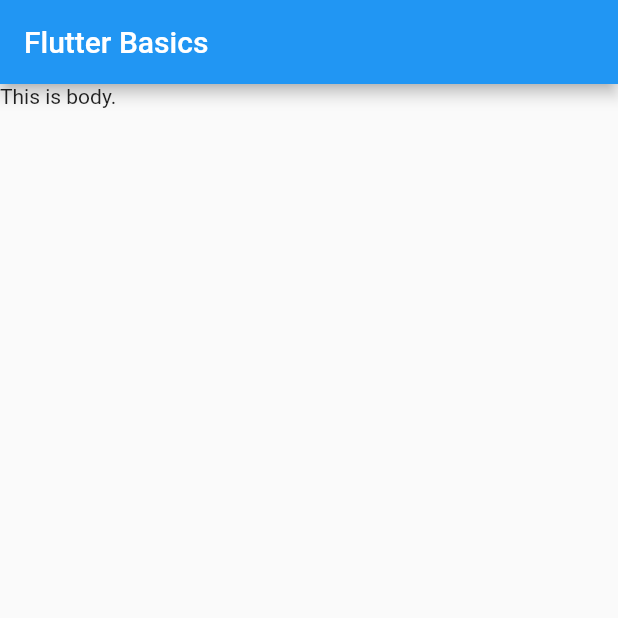
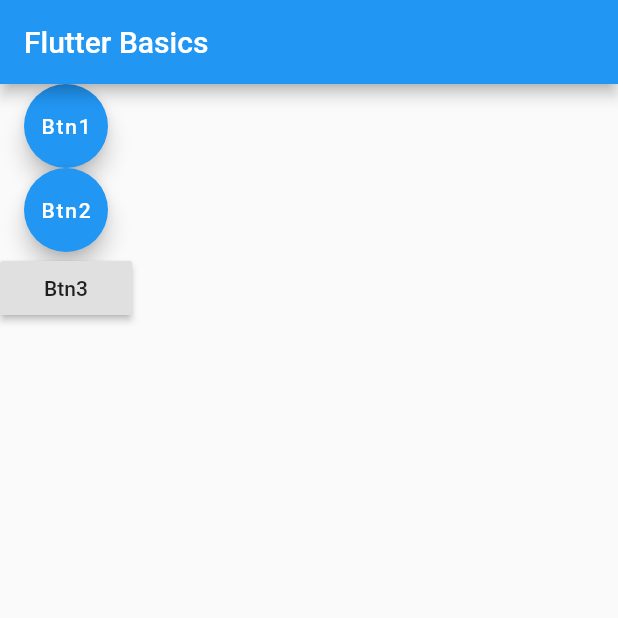
Before and after one commit to SourabhSuman007/FlutterBasic, a Flutter app: the screen it shows after launch, on a phone screen of 412 x 824 dp, the top half of it. Run offline on Flutter 3.47's test engine with Material 2 defaults, Android fonts, the phone set to English and light mode, and no system bars.

Commit message:
buttons added

```diff
--- a/lib/main.dart
+++ b/lib/main.dart
@@ -3,13 +3,34 @@ import 'package:flutter/material.dart';
 void main() => runApp(MyApp());
 
 class MyApp extends StatelessWidget {
+  void ts() => print("qwerty");
+
   @override
   Widget build(BuildContext context) {
     return MaterialApp(
-        home: Scaffold(
-            appBar: AppBar(
-              title: Text('Flutter Basics'),
-            ),
-            body: Text('This is body.')));
+      home: Scaffold(
+          appBar: AppBar(
+            title: Text('Flutter Basics'),
+          ),
+          body: Column(
+            //invisible widgets
+            children: [
+              //list
+              FloatingActionButton(
+                child: Text('Btn1'),
+                onPressed: ts,
+              ),
+              FloatingActionButton(
+                child: Text('Btn2'),
+                onPressed: ts,
+              ),
+              // ignore: deprecated_member_use
+              RaisedButton(
+                child: Text('Btn3'),
+                onPressed: ts,
+              ),
+            ],
+          )),
+    );
   }
 }
```
